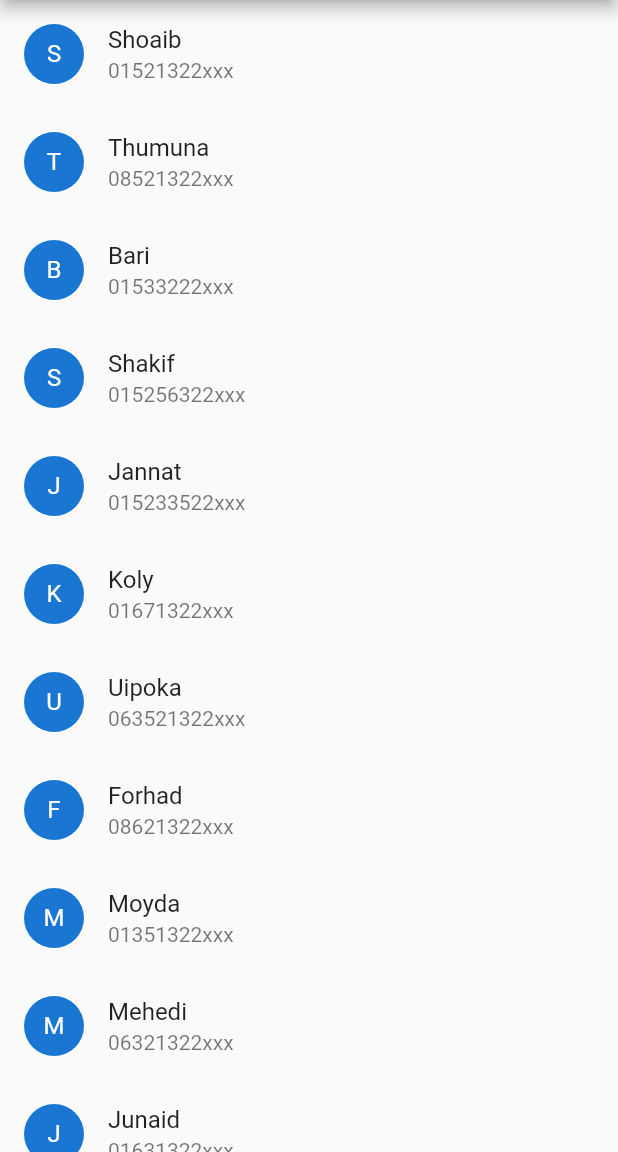
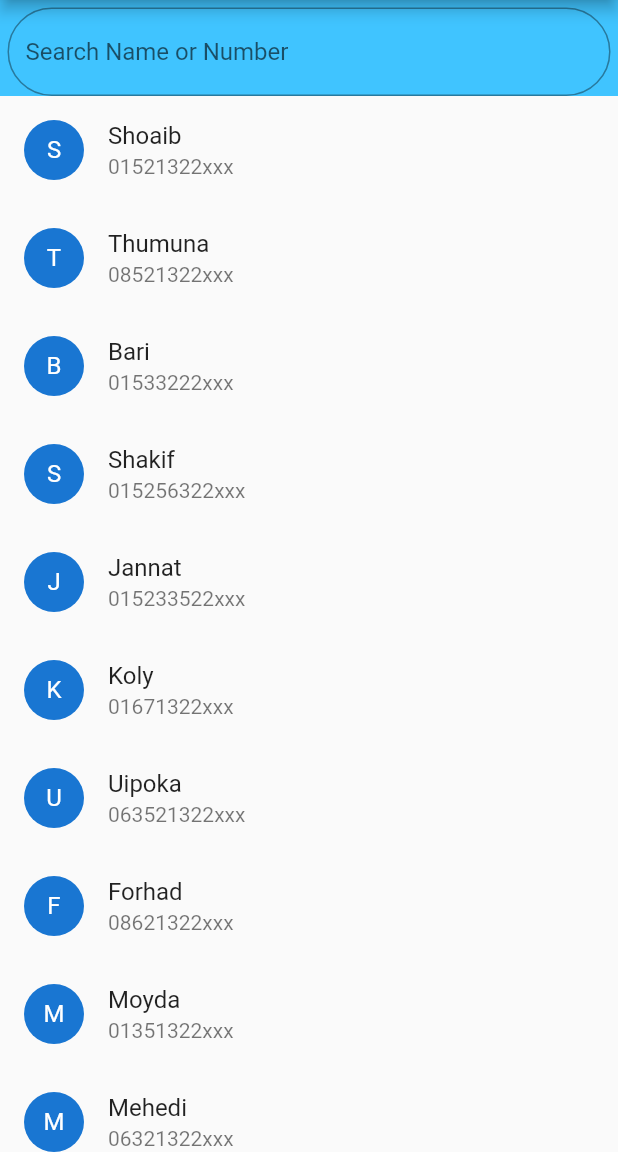
Before and after one commit to shoaibswe/flutter_simple_phonebook, a Flutter app: the screen it shows after launch, on a phone screen of 412 x 824 dp, the part 84-1236 px from its top. Run offline on Flutter 3.47's test engine with Material 2 defaults, Android fonts, the phone set to English and light mode, and no system bars.

Commit message:
search box added to phonebook

```diff
--- a/assets/data.json
+++ b/assets/data.json
@@ -10,6 +10,8 @@
   {"name": "Moyda","phone": "01351322xxx"},
   {"name": "Mehedi","phone": "06321322xxx"},
   {"name": "Junaid","phone": "01631322xxx"},
+  {"name": "Shamim","phone": "01331323xxx"},
+  {"name": "Tamim","phone": "01731323xxx"},
   {"name": "Paru","phone": "01241322xxx"},
   {"name": "Baba Haydar","phone": "04521322xxx"},
   {"name": "Sakib","phone": "01521322xxx"},
@@ -25,5 +27,7 @@
   {"name": "Arif","phone": "01521322xxx"},
   {"name": "Taqib","phone": "01521322xxx"},
   {"name": "Sadat","phone": "01521322xxx"},
-  {"name": "Pial","phone": "01521322xxx"}
+  {"name": "Pial","phone": "01521322xxx"},
+  {"name": "Sayem","phone": "01821322xxx"},
+  {"name": "Abir","phone": "01921322xxx"}
 ]
--- a/lib/main.dart
+++ b/lib/main.dart
@@ -14,18 +14,43 @@ class MyApp extends StatefulWidget {
 
 class _MyAppState extends State<MyApp> {
   List dta;
+  List unFilteredData;
 
   Future<String> loadJsonData() async {
     var jsonText = await rootBundle.loadString("assets/data.json");
     setState(() {
       dta = json.decode(jsonText);
+      this.unFilteredData = dta;
     });
   }
 
   @override
   void initState() {
+    super.initState();
     this.loadJsonData();
   }
+
+  void searchData(str) {
+    var strExist = str.length > 0 ? true : false;
+    if (strExist) {
+      var filteredData = [];
+      for (var i = 0; i < unFilteredData.length; i++) {
+       String name =unFilteredData[i]["name"].toUpperCase();
+       String phone =unFilteredData[i]["phone"];
+        if ((name.contains(str.toUpperCase())) || phone.contains(str) ) {
+          filteredData.add(unFilteredData[i]);
+        }
+      }
+      setState(() {
+        this.dta = filteredData;
+      });
+    } else {
+      setState(() {
+        this.dta = this.unFilteredData;
+      });
+    }
+  }
+
 
   @override
   Widget build(BuildContext context) {
@@ -33,7 +58,24 @@ class _MyAppState extends State<MyApp> {
         appBar: AppBar(
           title: Text("Address Book"),
         ),
-        body: ListView.builder(
+        body: Column(
+          children: <Widget>[
+        Container(
+          child: TextField(
+            decoration: InputDecoration(
+                hintText: "Search Name or Number",
+                border: OutlineInputBorder(
+                    borderRadius: BorderRadius.circular(33))),
+            onChanged: (String str) {
+              this.searchData(str);
+//              print(str);
+            },
+          ),
+padding: EdgeInsets.only(left: 5,right: 5,top: 5),
+          color: Colors.lightBlueAccent
+        ),
+            Expanded(
+                child: ListView.builder(
               itemCount: dta.length,
               itemBuilder: (BuildContext context, int i) {
                 return Column(
@@ -48,6 +90,8 @@ class _MyAppState extends State<MyApp> {
                   ],
                 );
               },
+            )),
+          ],
         ));
   }
 }
```
Lines whose indentation alone changed are shown as unchanged.
